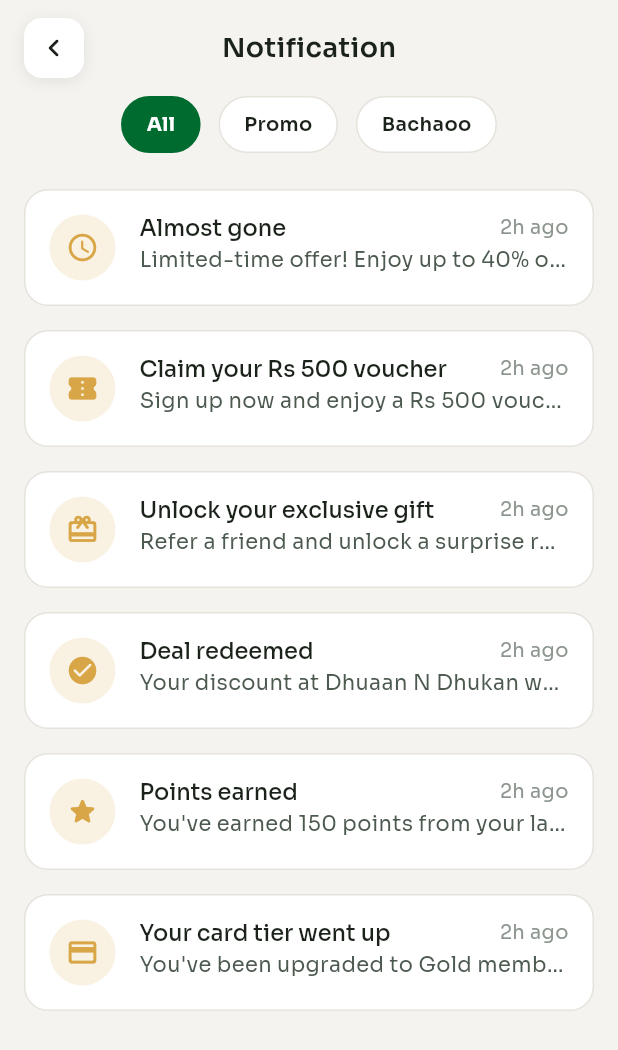
After one commit to stackexpert1-dotcom/bachaoo, a Flutter app: the screen it shows after launch, after a tap on the "notifications none" icon, on a phone screen of 412 x 824 dp. The commit adds this screen. Shown: the top 1050 px of the screen. Run offline on Flutter 3.47's test engine with Material 3 defaults, Android fonts, the phone set to English and light mode, and no system bars; our stand-ins replace font_awesome_flutter, get, google_fonts, intl_phone_field, video_player; missing offline and left inert: mobile_scanner; accounts and stored records are empty; network calls fail.

Commit message:
feat: add notifications feature with screens, widgets, controllers, and routes_shafqatullah

```diff
--- a/lib/features/home/views/widgets/custom_app_bar.dart
+++ b/lib/features/home/views/widgets/custom_app_bar.dart
@@ -1,6 +1,9 @@
 import 'package:bachaoo/core/constants/bachaoo_dimensions.dart';
 import 'package:bachaoo/core/constants/bachaoo_colors.dart';
+import 'package:bachaoo/routes/bachaoo_routes.dart';
 import 'package:flutter/material.dart';
+import 'package:get/get_core/src/get_main.dart';
+import 'package:get/get_navigation/src/extension_navigation.dart';
 
 class CustomAppBar extends StatelessWidget {
   const CustomAppBar({super.key});
@@ -114,7 +117,11 @@ class CustomAppBar extends StatelessWidget {
           const SizedBox(width: AppDimensions.spacingXSmall),
 
           // --- Notification button ---
-          Container(
+          InkWell(
+            onTap: () {
+              Get.toNamed(AppRoutes.notificationScreen);
+            },
+            child: Container(
               // FIX: was 45x45 — measured against the pill's height, the
               // reference button is closer to 40x40. 45 made it visibly
               // larger than its neighbor.
@@ -158,6 +165,7 @@ class CustomAppBar extends StatelessWidget {
                 ],
               ),
             ),
+          ),
         ],
       ),
     );
--- /dev/null
+++ b/lib/features/vouchers/notifications/bindings/notification_bindings.dart
@@ -0,0 +1,9 @@
+import 'package:get/get.dart';
+import 'package:bachaoo/features/vouchers/notifications/controllers/notification_controllers.dart';
+
+class NotificationBinding implements Bindings {
+  @override
+  void dependencies() {
+    Get.put(NotificationsController());
+  }
+}
--- /dev/null
+++ b/lib/features/vouchers/notifications/controllers/notification_controllers.dart
@@ -0,0 +1,117 @@
+import 'package:bachaoo/features/vouchers/notifications/models/notification_model.dart';
+import 'package:get/get.dart';
+
+class NotificationsController extends GetxController {
+  final RxInt selectedFilterIndex = 0.obs; // 0 = All, 1 = Promo, 2 = Bachaoo
+
+  final RxList<NotificationModel> notifications = <NotificationModel>[].obs;
+
+  static const filters = ['All', 'Promo', 'Bachaoo'];
+
+  @override
+  void onInit() {
+    super.onInit();
+    _loadNotifications();
+  }
+
+  // TODO: replace with a real repository/API call.
+
+  void _loadNotifications() {
+    final now = DateTime.now();
+
+    notifications.value = [
+      NotificationModel(
+        id: '1',
+        title: 'Almost gone',
+        description:
+            'Limited-time offer! Enjoy up to 40% off at selected '
+            "partner restaurants. Don't miss out — claim before it expires!",
+        time: now.subtract(const Duration(hours: 2)),
+        category: NotificationCategory.promo,
+        type: NotificationType.dealExpiring,
+        imageUrl: 'https://images.unsplash.com/photo-1517248135467-4c7edcad34c4?w=800',
+      ),
+
+      NotificationModel(
+        id: '2',
+        title: 'Claim your Rs 500 voucher',
+        description:
+            'Sign up now and enjoy a Rs 500 voucher on your first '
+            "redemption! Don't miss out.",
+        time: now.subtract(const Duration(hours: 2)),
+        category: NotificationCategory.promo,
+        type: NotificationType.voucher,
+        imageUrl:
+            'https://images.unsplash.com/photo-1556742049-0cfed4f6a45d?w=800',
+      ),
+
+      NotificationModel(
+        id: '3',
+        title: 'Unlock your exclusive gift',
+        description:
+            'Refer a friend and unlock a surprise reward once '
+            'they redeem their first deal.',
+        time: now.subtract(const Duration(hours: 2)),
+        category: NotificationCategory.promo,
+        type: NotificationType.exclusiveGift,
+        imageUrl:
+            'https://images.unsplash.com/photo-1549465220-1a8b9238cd48?w=800',
+      ),
+
+      NotificationModel(
+        id: '4',
+        title: 'Deal redeemed',
+        description:
+            'Your discount at Dhuaan N Dhukan was confirmed. '
+            'Check "My deals" to see how much you saved.',
+        time: now.subtract(const Duration(hours: 2)),
+        category: NotificationCategory.bachaoo,
+        type: NotificationType.dealRedeemed,
+        imageUrl: 'https://images.unsplash.com/photo-1515003197210-e0cd71810b5f?w=800',
+      ),
+
+      NotificationModel(
+        id: '5',
+        title: 'Points earned',
+        description:
+            "You've earned 150 points from your last redemption. "
+            'Keep saving to unlock better rewards.',
+        time: now.subtract(const Duration(hours: 2)),
+        category: NotificationCategory.bachaoo,
+        type: NotificationType.pointsEarned,
+        imageUrl:
+            'https://images.unsplash.com/photo-1559526324-593bc073d938?w=800',
+      ),
+
+      NotificationModel(
+        id: '6',
+        title: 'Your card tier went up',
+        description:
+            "You've been upgraded to Gold membership. Enjoy "
+            'better discounts at partner businesses from now on.',
+        time: now.subtract(const Duration(hours: 2)),
+        category: NotificationCategory.bachaoo,
+        type: NotificationType.cardUpgrade,
+        imageUrl:
+            'https://images.unsplash.com/photo-1556740749-887f6717d7e4?w=800',
+      ),
+    ];
+  }
+
+  void selectFilter(int index) => selectedFilterIndex.value = index;
+
+  List<NotificationModel> get filteredNotifications {
+    switch (selectedFilterIndex.value) {
+      case 1:
+        return notifications
+            .where((n) => n.category == NotificationCategory.promo)
+            .toList();
+      case 2:
+        return notifications
+            .where((n) => n.category == NotificationCategory.bachaoo)
+            .toList();
+      default:
+        return notifications;
+    }
+  }
+}
--- /dev/null
+++ b/lib/features/vouchers/notifications/models/notification_model.dart
@@ -0,0 +1,52 @@
+import 'package:flutter/material.dart';
+import 'package:bachaoo/core/constants/bachaoo_colors.dart';
+
+enum NotificationCategory { promo, bachaoo }
+
+enum NotificationType {
+  dealExpiring,
+  voucher,
+  exclusiveGift,
+  dealRedeemed,
+  pointsEarned,
+  cardUpgrade,
+}
+
+class NotificationModel {
+  final String id;
+  final String title;
+  final String description;
+  final DateTime time;
+  final NotificationCategory category;
+  final NotificationType type;
+  final String? imageUrl;
+
+  const NotificationModel({
+    required this.id,
+    required this.title,
+    required this.description,
+    required this.time,
+    required this.category,
+    required this.type,
+    this.imageUrl,
+  });
+
+  IconData get icon {
+    switch (type) {
+      case NotificationType.dealExpiring:
+        return Icons.access_time_rounded;
+      case NotificationType.voucher:
+        return Icons.confirmation_number_rounded;
+      case NotificationType.exclusiveGift:
+        return Icons.card_giftcard_rounded;
+      case NotificationType.dealRedeemed:
+        return Icons.check_circle_rounded;
+      case NotificationType.pointsEarned:
+        return Icons.star_rounded;
+      case NotificationType.cardUpgrade:
+        return Icons.credit_card_rounded;
+    }
+  }
+
+  Color get iconColor => AppColors.secondaryColor;
+}
--- /dev/null
+++ b/lib/features/vouchers/notifications/views/screens/notification_screen.dart
@@ -0,0 +1,102 @@
+import 'package:bachaoo/common_widgets/back_button.dart';
+import 'package:bachaoo/features/vouchers/notifications/controllers/notification_controllers.dart';
+import 'package:bachaoo/features/vouchers/notifications/views/widgets/notification_card.dart';
+import 'package:flutter/material.dart';
+import 'package:get/get.dart';
+import 'package:bachaoo/common_widgets/app_text.dart';
+import 'package:bachaoo/common_widgets/filter_chip_button.dart';
+import 'package:bachaoo/core/constants/bachaoo_colors.dart';
+import 'package:bachaoo/core/constants/bachaoo_dimensions.dart';
+
+class NotificationsScreen extends StatelessWidget {
+  const NotificationsScreen({super.key});
+
+  @override
+  Widget build(BuildContext context) {
+    final controller = Get.find<NotificationsController>();
+
+    return Scaffold(
+      backgroundColor: AppColors.appBackroundColor,
+      body: SafeArea(
+        child: Column(
+          children: [
+            // --- App bar: back button + centered title ---
+            Padding(
+              padding: const EdgeInsets.symmetric(
+                horizontal: AppDimensions.pagePaddingSmall,
+                vertical: AppDimensions.spacingSmall,
+              ),
+              child: Row(
+                children: [
+                  CustomBackButton(onTap: Get.back),
+                  Expanded(
+                    child: Center(child: AppText.appBarTitle('Notification')),
+                  ),
+                  const SizedBox(width: 40),
+                ],
+              ),
+            ),
+
+            // --- Filter chips ---
+            SingleChildScrollView(
+              scrollDirection: Axis.horizontal,
+              padding: const EdgeInsets.symmetric(
+                horizontal: AppDimensions.pagePaddingSmall,
+              ),
+              child: Row(
+                children: [
+                  for (
+                    int i = 0;
+                    i < NotificationsController.filters.length;
+                    i++
+                  ) ...[
+                    Obx(
+                      () => FilterChipButton(
+                        label: NotificationsController.filters[i],
+                        isSelected: controller.selectedFilterIndex.value == i,
+                        onTap: () => controller.selectFilter(i),
+                      ),
+                    ),
+                    if (i != NotificationsController.filters.length - 1)
+                      const SizedBox(width: AppDimensions.spacingSmall),
+                  ],
+                ],
+              ),
+            ),
+            AppDimensions.verticalSpace16,
+
+            // --- Notification list ---
+            Expanded(
+              child: Obx(() {
+                final items = controller.filteredNotifications;
+
+                if (items.isEmpty) {
+                  return Center(
+                    child: Padding(
+                      padding: const EdgeInsets.all(AppDimensions.paddingLarge),
+                      child: AppText.bodyLarge(
+                        'No notifications here yet.',
+                        color: AppColors.textSecondary,
+                        textAlign: TextAlign.center,
+                      ),
+                    ),
+                  );
+                }
+
+                return ListView.builder(
+                  padding: const EdgeInsets.only(
+                    bottom: AppDimensions.spacingMedium,
+                  ),
+                  itemCount: items.length,
+                  itemBuilder: (context, index) {
+                    return NotificationCard(notification: items[index]);
+                  },
+                );
+              }),
+            ),
+          ],
+        ),
+      ),
+    );
+  }
+}
--- /dev/null
+++ b/lib/features/vouchers/notifications/views/widgets/notification_card.dart
@@ -0,0 +1,91 @@
+import 'package:bachaoo/features/vouchers/notifications/views/widgets/notification_details_bottom_sheet.dart';
+import 'package:flutter/material.dart';
+import 'package:bachaoo/common_widgets/app_text.dart';
+import 'package:bachaoo/core/constants/bachaoo_colors.dart';
+import 'package:bachaoo/core/constants/bachaoo_dimensions.dart';
+import 'package:bachaoo/features/vouchers/notifications/models/notification_model.dart';
+
+class NotificationCard extends StatelessWidget {
+  final NotificationModel notification;
+
+  const NotificationCard({super.key, required this.notification});
+
+  @override
+  Widget build(BuildContext context) {
+    return GestureDetector(
+      onTap: () => NotificationDetailsBottomSheet.show(
+        context,
+        notification: notification,
+      ),
+      child: Container(
+        margin: const EdgeInsets.symmetric(
+          horizontal: AppDimensions.pagePaddingSmall,
+          vertical: AppDimensions.spacingXSmall,
+        ),
+        padding: const EdgeInsets.all(AppDimensions.paddingMedium),
+        decoration: BoxDecoration(
+          color: AppColors.white,
+          borderRadius: BorderRadius.circular(AppDimensions.radiusLarge),
+          border: Border.all(color: AppColors.borderColor),
+        ),
+        child: Row(
+          crossAxisAlignment: CrossAxisAlignment.start,
+          children: [
+            Container(
+              width: 44,
+              height: 44,
+              decoration: BoxDecoration(
+                color: AppColors.secondaryColor.withValues(alpha: 0.15),
+                shape: BoxShape.circle,
+              ),
+              alignment: Alignment.center,
+              child: Icon(
+                notification.icon,
+                color: notification.iconColor,
+                size: 22,
+              ),
+            ),
+            const SizedBox(width: AppDimensions.spacingMedium),
+            Expanded(
+              child: Column(
+                crossAxisAlignment: CrossAxisAlignment.start,
+                children: [
+                  Row(
+                    crossAxisAlignment: CrossAxisAlignment.start,
+                    children: [
+                      Expanded(
+                        child: AppText.titleSmall(
+                          notification.title,
+                          maxLines: 1,
+                          overflow: TextOverflow.ellipsis,
+                        ),
+                      ),
+                      const SizedBox(width: AppDimensions.spacingSmall),
+                      AppText.bodySmall(_timeAgo(notification.time)),
+                    ],
+                  ),
+                  const SizedBox(height: 2),
+                  // FIX: single line only, per the request — was 2 lines
+                  // on the earlier NotificationTile.
+                  AppText.bodyMedium(
+                    notification.description,
+                    maxLines: 1,
+                    overflow: TextOverflow.ellipsis,
+                  ),
+                ],
+              ),
+            ),
+          ],
+        ),
+      ),
+    );
+  }
+
+  String _timeAgo(DateTime time) {
+    final diff = DateTime.now().difference(time);
+    if (diff.inMinutes < 1) return 'now';
+    if (diff.inMinutes < 60) return '${diff.inMinutes}m ago';
+    if (diff.inHours < 24) return '${diff.inHours}h ago';
+    return '${diff.inDays}d ago';
+  }
+}
--- /dev/null
+++ b/lib/features/vouchers/notifications/views/widgets/notification_details_bottom_sheet.dart
@@ -0,0 +1,150 @@
+import 'package:bachaoo/features/vouchers/notifications/models/notification_model.dart';
+import 'package:flutter/material.dart';
+import 'package:bachaoo/common_widgets/app_image.dart';
+import 'package:bachaoo/common_widgets/app_text.dart';
+import 'package:bachaoo/core/constants/bachaoo_colors.dart';
+import 'package:bachaoo/core/constants/bachaoo_dimensions.dart';
+
+class NotificationDetailsBottomSheet extends StatelessWidget {
+  final NotificationModel notification;
+
+  const NotificationDetailsBottomSheet({super.key, required this.notification});
+
+  static Future<void> show(
+    BuildContext context, {
+    required NotificationModel notification,
+  }) {
+    return showModalBottomSheet(
+      context: context,
+      isScrollControlled: true,
+      backgroundColor: Colors.transparent,
+      builder: (context) =>
+          NotificationDetailsBottomSheet(notification: notification),
+    );
+  }
+
+  @override
+  Widget build(BuildContext context) {
+    final hasImage = notification.imageUrl != null;
+
+    return Container(
+      padding: EdgeInsets.only(
+        left: AppDimensions.pagePaddingSmall,
+        right: AppDimensions.pagePaddingSmall,
+        top: AppDimensions.spacingSmall,
+        bottom:
+            MediaQuery.of(context).padding.bottom +
+            AppDimensions.pagePaddingSmall,
+      ),
+      decoration: const BoxDecoration(
+        color: AppColors.white,
+        borderRadius: BorderRadius.vertical(
+          top: Radius.circular(AppDimensions.bottomSheetRadius),
+        ),
+      ),
+      child: Column(
+        mainAxisSize: MainAxisSize.min,
+        crossAxisAlignment: CrossAxisAlignment.start,
+        children: [
+          // --- Drag handle ---
+          Center(
+            child: Container(
+              width: 40,
+              height: 4,
+              margin: const EdgeInsets.only(
+                bottom: AppDimensions.spacingMedium,
+              ),
+              decoration: BoxDecoration(
+                color: AppColors.disabledBackground,
+                borderRadius: BorderRadius.circular(AppDimensions.radiusRound),
+              ),
+            ),
+          ),
+
+          // --- Icon + title + time ---
+          Row(
+            crossAxisAlignment: CrossAxisAlignment.start,
+            children: [
+              Container(
+                width: 48,
+                height: 48,
+                decoration: BoxDecoration(
+                  color: AppColors.secondaryColor.withValues(alpha: 0.15),
+                  shape: BoxShape.circle,
+                ),
+                alignment: Alignment.center,
+                child: Icon(
+                  notification.icon,
+                  color: notification.iconColor,
+                  size: 24,
+                ),
+              ),
+              const SizedBox(width: AppDimensions.spacingMedium),
+              Expanded(
+                child: Column(
+                  crossAxisAlignment: CrossAxisAlignment.start,
+                  children: [
+                    AppText.titleMedium(notification.title),
+                    const SizedBox(height: 2),
+                    AppText.bodySmall(_fullTimestamp(notification.time)),
+                  ],
+                ),
+              ),
+            ],
+          ),
+
+          AppDimensions.verticalSpace16,
+          // --- Full, untruncated description ---
+          AppText.bodyLarge(
+            notification.description,
+            color: AppColors.textSecondary,
+          ),
+
+          AppDimensions.verticalSpace16,
+          // const Divider(height: 1, thickness: 1, color: AppColors.divider),
+          // AppDimensions.verticalSpace16,
+
+          if (hasImage) ...[
+            AppDimensions.verticalSpace16,
+            ClipRRect(
+              borderRadius: BorderRadius.circular(AppDimensions.radiusLarge),
+              child: AspectRatio(
+                aspectRatio: 1,
+                child: AppImage(
+                  imagePath: notification.imageUrl!,
+                  width: double.infinity,
+                  fit: BoxFit.cover,
+                  errorBuilder: (context, error, stackTrace) =>
+                      Container(color: AppColors.disabledBackground),
+                ),
+              ),
+            ),
+          ],
+
+          AppDimensions.verticalSpace20,
+        ],
+      ),
+    );
+  }
+
+  String _fullTimestamp(DateTime time) {
+    const months = [
+      'Jan',
+      'Feb',
+      'Mar',
+      'Apr',
+      'May',
+      'Jun',
+      'Jul',
+      'Aug',
+      'Sep',
+      'Oct',
+      'Nov',
+      'Dec',
+    ];
+    final hour12 = time.hour % 12 == 0 ? 12 : time.hour % 12;
+    final period = time.hour < 12 ? 'AM' : 'PM';
+    final minute = time.minute.toString().padLeft(2, '0');
+    return '${time.day} ${months[time.month - 1]} · $hour12:$minute $period';
+  }
+}
--- a/lib/routes/bachaoo_routes.dart
+++ b/lib/routes/bachaoo_routes.dart
@@ -31,6 +31,8 @@ import 'package:bachaoo/features/refer_and_earn/bindings/referral_bindings.dart'
 import 'package:bachaoo/features/refer_and_earn/views/screens/referral_screen.dart';
 import 'package:bachaoo/features/virtual_card/bindings/card_bindings.dart';
 import 'package:bachaoo/features/virtual_card/views/screens/card_screen.dart';
+import 'package:bachaoo/features/vouchers/notifications/bindings/notification_bindings.dart';
+import 'package:bachaoo/features/vouchers/notifications/views/screens/notification_screen.dart';
 import 'package:bachaoo/features/vouchers/views/screens/voucher_screen.dart';
 import 'package:get/get.dart';
 
@@ -67,6 +69,8 @@ class AppRoutes {
   static const referralScreen = "/referralScreen";
   static const otpScreen = "/otpScreen";
   static const voucherScreen = "/voucherScreen";
+
+  static const notificationScreen = "/notificationScreen";
 
   static final List<GetPage> pages = [
     GetPage(name: splashScreen, page: () => const SplashScreen()),
@@ -166,5 +170,10 @@ class AppRoutes {
       binding: OtpBindings(),
     ),
     GetPage(name: voucherScreen, page: () => const VouchersScreen()),
+    GetPage(
+      name: notificationScreen,
+      page: () => const NotificationsScreen(),
+      binding: NotificationBinding(),
+    ),
   ];
 }
```
Lines whose indentation alone changed are shown as unchanged.
